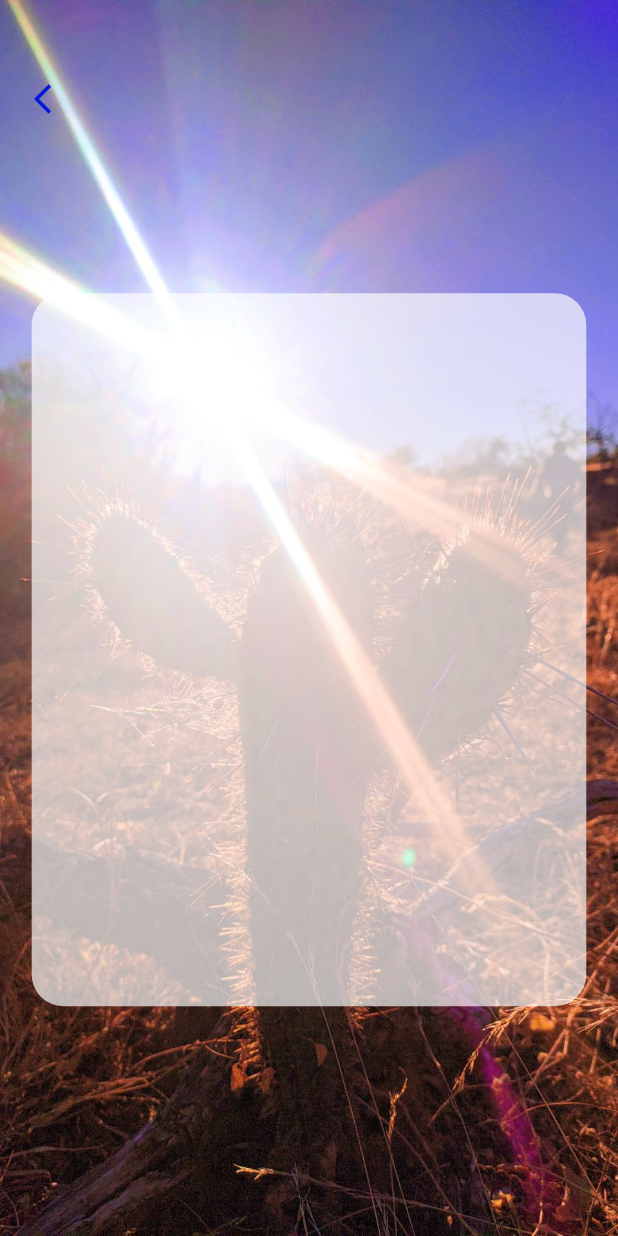
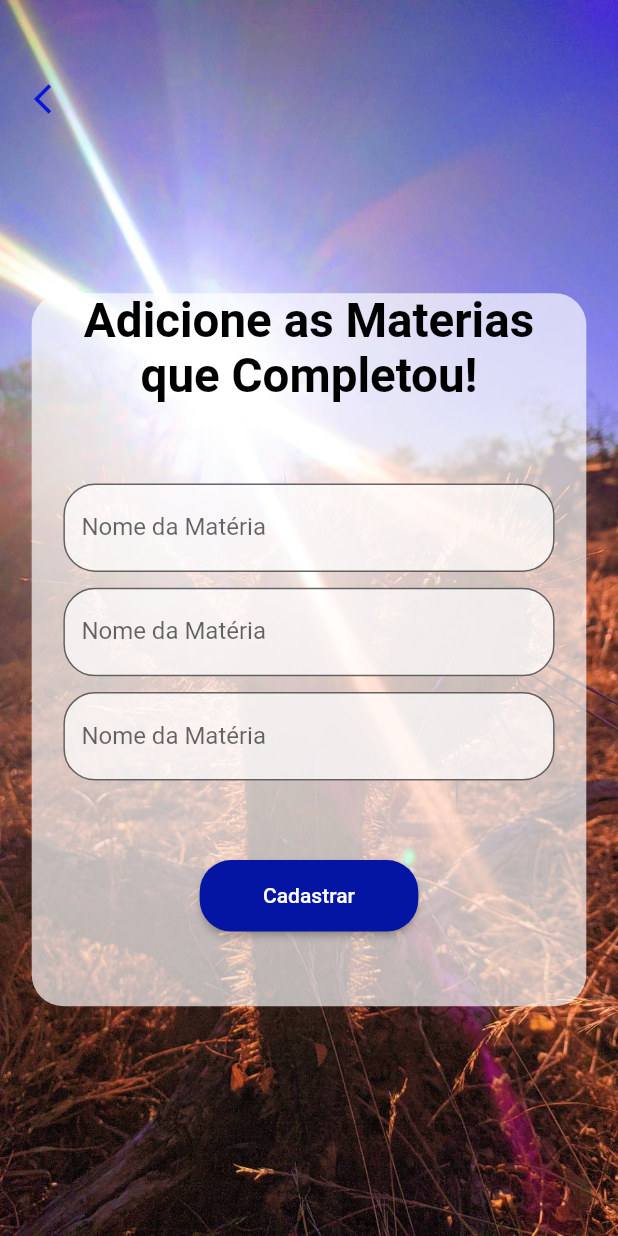
Before and after one commit to Luiz-Eduardo-BL/AcademiaUFC, a Flutter app: the AddMaterials screen opened by its route, on a phone screen of 412 x 824 dp. Run offline on Flutter 3.47's test engine with Material 2 defaults, Android fonts, the phone set to English and light mode, and no system bars; our stand-ins replace firebase_auth, firebase_core, google_sign_in; accounts and stored records are empty.

Commit message:
Campos de adiçao de materia

```diff
--- a/lib/screens/materials/add_materials.dart
+++ b/lib/screens/materials/add_materials.dart
@@ -16,6 +16,7 @@ class _AddMaterialsState extends State<AddMaterials> {
 
     return Scaffold(
       body: Stack(
+        fit: StackFit.expand,
         children: [
           Container(
             constraints: const BoxConstraints.expand(),
@@ -38,7 +39,6 @@ class _AddMaterialsState extends State<AddMaterials> {
                         borderRadius: BorderRadius.circular(20 * fem),
                       ),
                     ),
-                    //Texto (Completou outra materia?) e botao Adicionar materia em baixo
                   ),
                 ),
               ),
@@ -55,7 +55,85 @@ class _AddMaterialsState extends State<AddMaterials> {
                   ),
                 ),
               ),
-              // opcoes de materia obrigatoria ou optativa se for obrigatoria mostra as que existem no banco de dados e se for optativa aparece o campo de escrever o nome da materia
+              Positioned(
+                child: Align(
+                  alignment: Alignment.center,
+                  child: SizedBox(
+                    width: 350 * fem,
+                    height: 450 * fem,
+                    child: Padding(
+                      padding: EdgeInsets.fromLTRB(
+                          20 * fem, 20 * fem, 20 * fem, 5 * fem),
+                      child: Column(
+                        children: [
+                          Text(
+                            'Adicione as Materias que Completou!',
+                            textAlign: TextAlign.center,
+                            style: TextStyle(
+                              fontFamily: 'Roboto',
+                              fontSize: 30 * fem,
+                              color: Colors.black,
+                              fontWeight: FontWeight.w700,
+                            ),
+                          ),
+                          SizedBox(height: 50 * fem),
+                          TextField(
+                            decoration: InputDecoration(
+                              border: OutlineInputBorder(
+                                borderRadius: BorderRadius.circular(20 * fem),
+                              ),
+                              filled: true,
+                              fillColor:
+                                  const Color.fromARGB(181, 255, 255, 255),
+                              labelText: 'Nome da Matéria',
+                            ),
+                          ),
+                          SizedBox(height: 10 * fem),
+                          TextField(
+                            decoration: InputDecoration(
+                              border: OutlineInputBorder(
+                                borderRadius: BorderRadius.circular(20 * fem),
+                              ),
+                              filled: true,
+                              fillColor:
+                                  const Color.fromARGB(181, 255, 255, 255),
+                              labelText: 'Nome da Matéria',
+                            ),
+                          ),
+                          SizedBox(height: 10 * fem),
+                          TextField(
+                            decoration: InputDecoration(
+                              border: OutlineInputBorder(
+                                borderRadius: BorderRadius.circular(20 * fem),
+                              ),
+                              filled: true,
+                              fillColor:
+                                  const Color.fromARGB(181, 255, 255, 255),
+                              labelText: 'Nome da Matéria',
+                            ),
+                          ),
+                          SizedBox(height: 50 * fem),
+                          ElevatedButton(
+                            onPressed: () {},
+                            style: ElevatedButton.styleFrom(
+                              backgroundColor:
+                                  const Color.fromARGB(255, 5, 21, 163),
+                              shape: RoundedRectangleBorder(
+                                borderRadius: BorderRadius.circular(20 * fem),
+                              ),
+                              padding: EdgeInsets.symmetric(
+                                horizontal: 40 * fem,
+                                vertical: 15 * fem,
+                              ),
+                            ),
+                            child: Text("Cadastrar"),
+                          ),
+                        ],
+                      ),
+                    ),
+                  ),
+                ),
+              ),
             ]),
           ),
         ],
```
